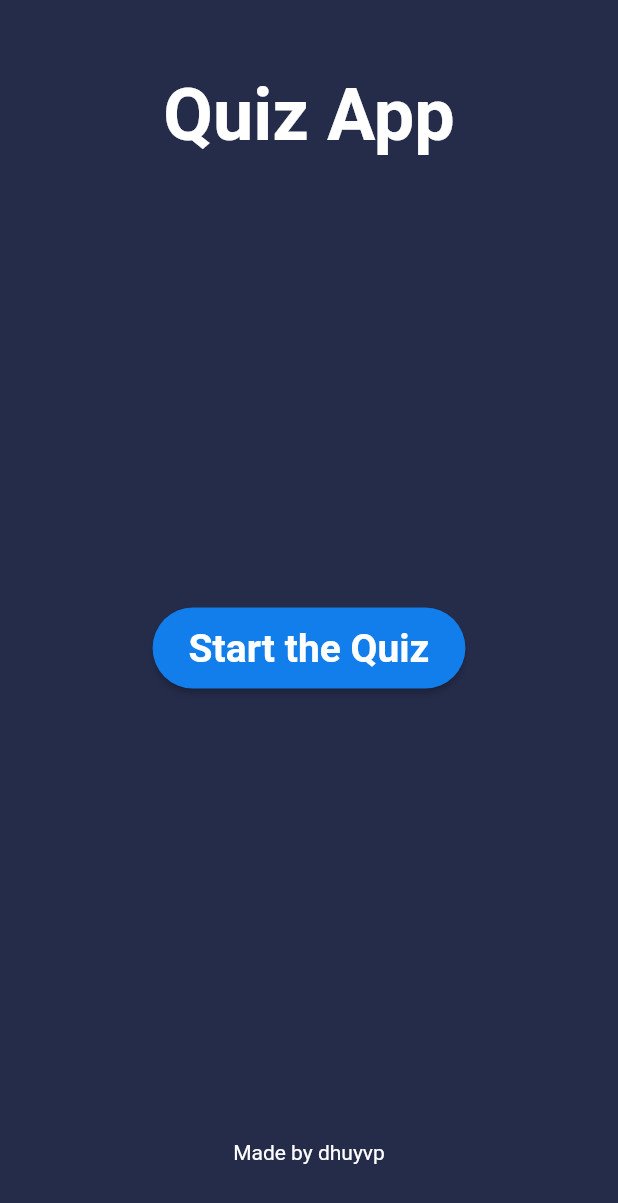
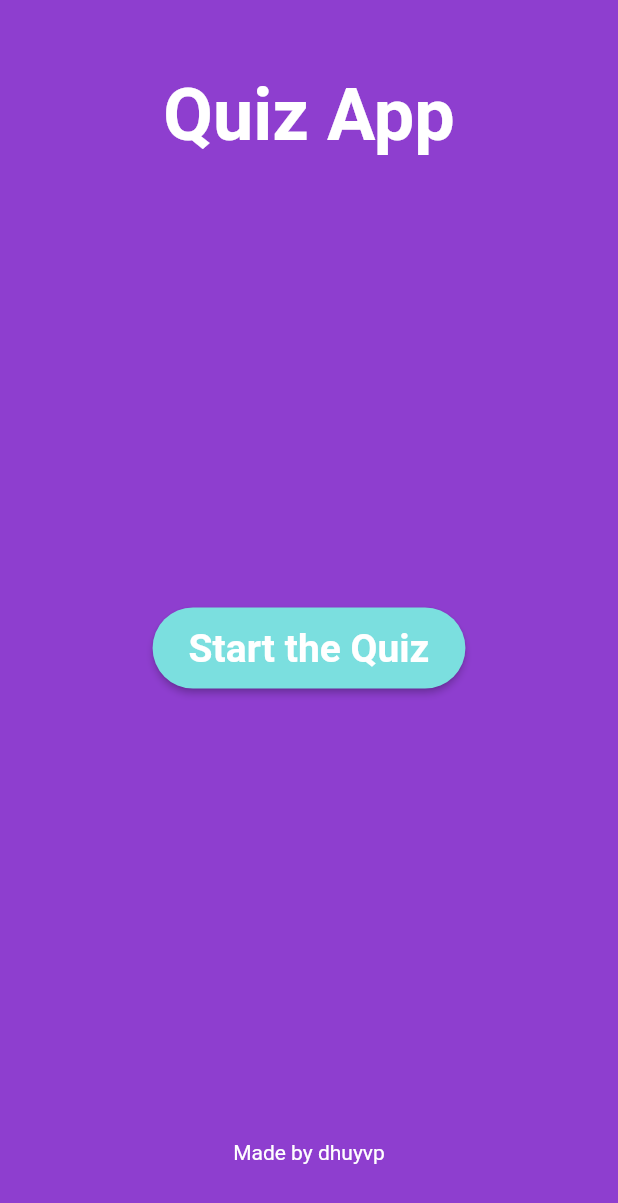
Before and after one commit to dhuyvp/quiz-app-flutter, a Flutter app: the screen it shows after launch, on a phone screen of 412 x 824 dp. Shown: the top 1203 px of the screen. Run offline on Flutter 3.47's test engine with Material 2 defaults, Android fonts, the phone set to English and light mode, and no system bars; our stand-ins replace dio.

Commit message:
third commit

```diff
--- a/lib/main.dart
+++ b/lib/main.dart
@@ -12,6 +12,8 @@ class MyApp extends StatelessWidget {
   Widget build(BuildContext context) {
     return MaterialApp(
       home: const MainMenu(),
+      debugShowCheckedModeBanner: false,
+      theme: ThemeData.dark(),
     );
   }
 }
--- a/lib/ui/shared/color.dart
+++ b/lib/ui/shared/color.dart
@@ -1,6 +1,6 @@
 import 'dart:ui';
 
 class AppColor {
-  static final pripmaryColor = Color(0xFF252c4a);
-  static final secondaryColor = Color(0xFF117eeb);
+  static final pripmaryColor = Color.fromARGB(255, 142, 62, 207);
+  static final secondaryColor = Color.fromARGB(255, 123, 223, 223);
 }
--- a/pubspec.yaml
+++ b/pubspec.yaml
@@ -35,6 +35,8 @@ dependencies:
   # The following adds the Cupertino Icons font to your application.
   # Use with the CupertinoIcons class for iOS style icons.
   cupertino_icons: ^1.0.2
+  dio: ^5.3.2
+  http: ^1.1.0
 
 dev_dependencies:
   flutter_test:
```
Also changed, not shown: lib/data/questions_api.dart (added, +35 -0 lines), lib/screens/quiz_screen.dart (+6 -3 lines), lib/widgets/quiz_widget.dart (+35 -35 lines), pubspec.lock, 3 other files.
